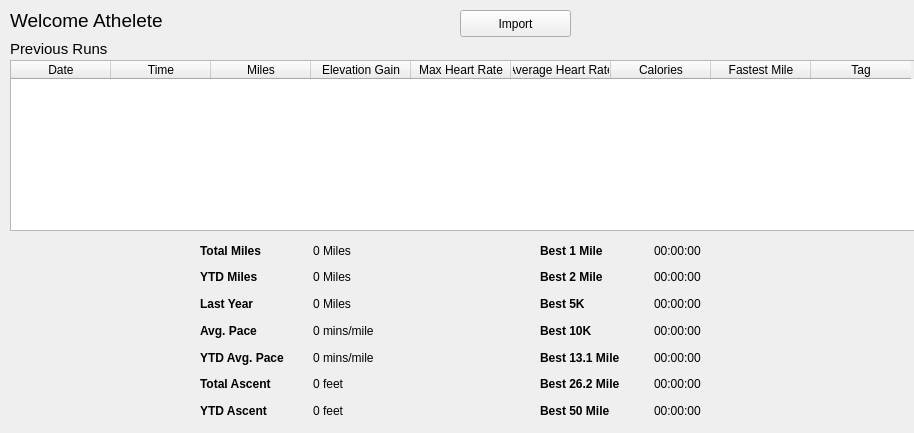
This is source_code/athlwindow.ui in tlillis/TrailRunningPal as Qt 5 draws it before an edit. The edited form follows.
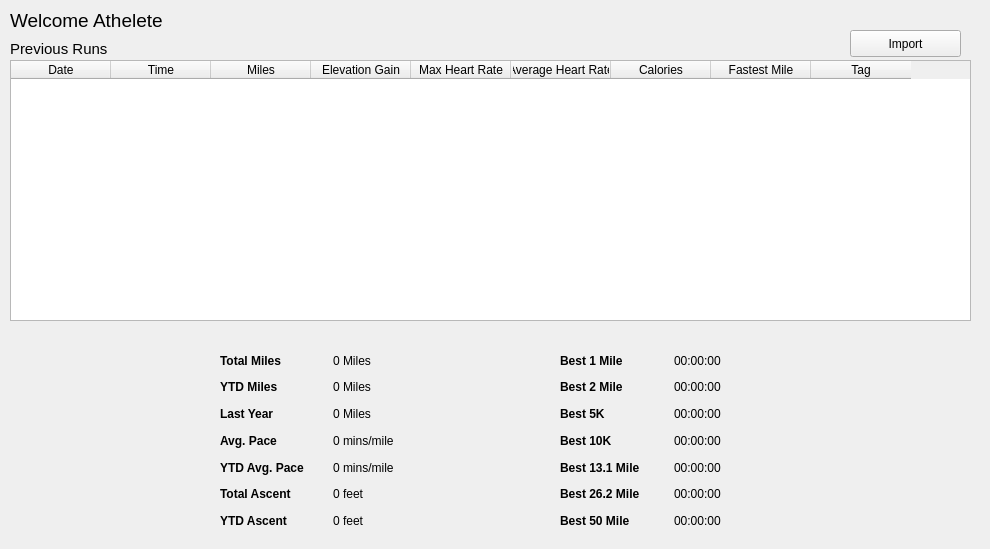
This is the edited form.

The edit to the form file:
```diff
--- a/source_code/athlwindow.ui
+++ b/source_code/athlwindow.ui
@@ -6,8 +6,8 @@
    <rect>
     <x>0</x>
     <y>0</y>
-    <width>914</width>
-    <height>433</height>
+    <width>990</width>
+    <height>549</height>
    </rect>
   </property>
   <property name="windowTitle">
@@ -34,8 +34,8 @@
   <widget class="QPushButton" name="pushButton_Import">
    <property name="geometry">
     <rect>
-     <x>460</x>
-     <y>10</y>
+     <x>850</x>
+     <y>30</y>
      <width>111</width>
      <height>27</height>
     </rect>
@@ -83,8 +83,8 @@
   <widget class="QWidget" name="gridLayoutWidget">
    <property name="geometry">
     <rect>
-     <x>200</x>
-     <y>240</y>
+     <x>220</x>
+     <y>350</y>
      <width>561</width>
      <height>181</height>
     </rect>
@@ -384,8 +384,8 @@
     <rect>
      <x>10</x>
      <y>60</y>
-     <width>921</width>
-     <height>171</height>
+     <width>961</width>
+     <height>261</height>
     </rect>
    </property>
    <property name="minimumSize">
```
